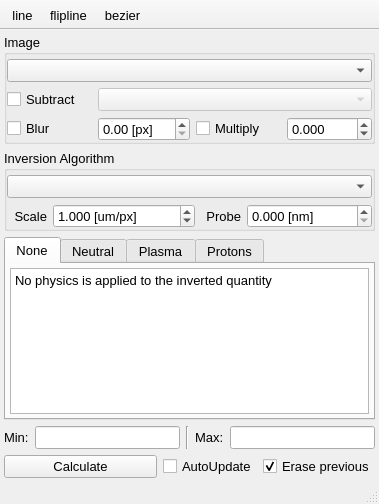
This is plugins/Integral_inversion/Integral_inversion.ui in NeutrinoToolkit/Neutrino as Qt 5 draws it before an edit. The edited form follows.
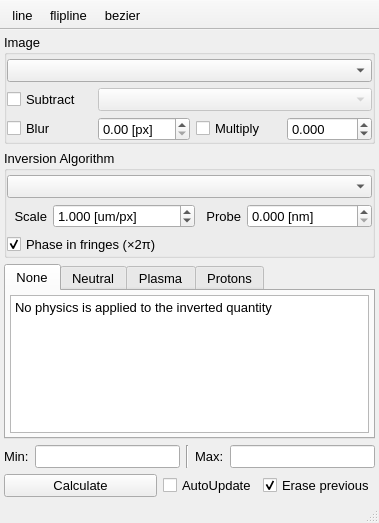
This is the edited form. Icons and pictures are not drawn.

Commit message: fixed abel inversion

```diff
--- a/plugins/Integral_inversion/Integral_inversion.ui
+++ b/plugins/Integral_inversion/Integral_inversion.ui
@@ -7,7 +7,7 @@
     <x>0</x>
     <y>0</y>
     <width>379</width>
-    <height>504</height>
+    <height>523</height>
    </rect>
   </property>
   <property name="font">
@@ -42,9 +42,6 @@
         <pointsize>10</pointsize>
        </font>
       </property>
-      <property name="autoFillBackground">
-       <bool>true</bool>
-      </property>
       <property name="currentIndex">
        <number>0</number>
       </property>
@@ -75,9 +72,6 @@
             <pointsize>10</pointsize>
            </font>
           </property>
-          <property name="autoFillBackground">
-           <bool>true</bool>
-          </property>
           <property name="plainText">
            <string>No physics is applied to the inverted quantity</string>
           </property>
@@ -459,7 +453,28 @@
           <string>Probe</string>
          </property>
          <property name="alignment">
-          <set>Qt::AlignRight|Qt::AlignTrailing|Qt::AlignVCenter</set>
+          <set>Qt::AlignmentFlag::AlignRight|Qt::AlignmentFlag::AlignTrailing|Qt::AlignmentFlag::AlignVCenter</set>
+         </property>
+        </widget>
+       </item>
+       <item row="2" column="0" colspan="4">
+        <widget class="QCheckBox" name="phaseFringes_checkb">
+         <property name="font">
+          <font>
+           <pointsize>10</pointsize>
+          </font>
+         </property>
+         <property name="toolTip">
+          <string>Input phase is in fringes (as from Interferometry): multiply by 2π before applying Neutral/Plasma physics</string>
+         </property>
+         <property name="text">
+          <string>Phase in fringes (×2π)</string>
+         </property>
+         <property name="checked">
+          <bool>true</bool>
+         </property>
+         <property name="neutrinoSave" stdset="0">
+          <bool>true</bool>
          </property>
         </widget>
        </item>
```
Left out of the diff: 14 changed lines with no effect on the pictures. The commit also changes 4 other files.
